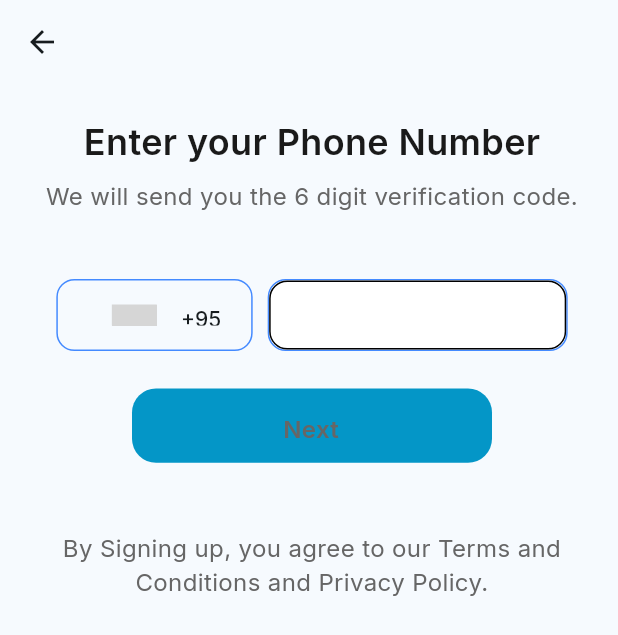
After one commit to kyawnaing50/tech_learn, a Flutter app: the PhonenoPage screen opened directly, on a phone screen of 412 x 824 dp. The commit adds this screen. Shown: the top 635 px of the screen. Run offline on Flutter 3.47's test engine with Material 3 defaults, Android fonts, the light colour scheme and no system bars; drawn by our look-alikes of country_code_picker; our stand-ins replace flutter_bloc, freezed_annotation, google_fonts, smooth_page_indicator, supabase_flutter; accounts and stored records are empty; generated files the repository leaves out were written again; grey boxes are pictures that could not be loaded.

Commit message:
add new pages

```diff
--- a/lib/config/tech_learn_colors.dart
+++ b/lib/config/tech_learn_colors.dart
@@ -6,9 +6,6 @@ class TechLearnColors {
   static Color white = Colors.white;
   static Color neutral = const Color(0xFF666666);
 
-
-  static const Color mainButtonColor = Color(0xFF0496C7);
-  static const Color googleButtonColor = Color(0xFFF8F8F8);
   static const Color iconColor = Color(0xFFB6C7D1);
   static const Color activeColor = Color(0xFF09126C);
   static const Color buttonTextColor = Color(0xFFFFFFFF);
@@ -16,6 +13,21 @@ class TechLearnColors {
   static const Color facebookColor = Color(0xFF3B5999);
   static const Color googleColor = Color(0xFFDE4B39);
   static const Color backgroundColor = Color(0xFFECF3F9);
+
+  //Indicator
   static const Color dotColor = Color.fromARGB(160, 137, 210, 242);
   static const Color rectangleColor = Color.fromARGB(255, 77, 193, 231);
+  //Main Button
+  static const Color mainButtonColor = Color(0xFF0496C7);
+  static const Color googleButtonColor = Color(0xFFF8F8F8);
+  //Choose Page
+  static const Color choosePrincipleColor = Color(0XFF2A7AAF);
+  static const Color choosePrincipleButtonColor = Color(0XFFF5FAFD);
+  static const Color chooseTeacherButtonColor = Color(0XFFF2FAF6);
+  static const Color chooseTeacherColor = Color(0XFF008541);
+  static const Color chooseStudentColor = Color(0XFFC19135);
+  static const Color chooseStudentButtonColor = Color(0XFFFEF8EC);
+  //Font Color
+  static const Color headingTextColor = Color(0xFF1A1A1A);
+  static const Color smallTextColor = Color(0xFF666666);
 }
--- a/lib/config/tech_learn_routes.dart
+++ b/lib/config/tech_learn_routes.dart
@@ -1,11 +1,11 @@
 import 'package:flutter/material.dart';
 import 'package:techlearn/pages/home_page.dart';
 import 'package:techlearn/pages/omboarding_page.dart';
-import 'package:techlearn/pages/onboarding_two.dart';
+import 'package:techlearn/pages/onboaeding_other_way/onboarding_two.dart';
 import 'package:techlearn/pages/login_page.dart';
-import 'package:techlearn/pages/onboarding_three.dart';
+import 'package:techlearn/pages/onboaeding_other_way/onboarding_three.dart';
 import 'package:techlearn/pages/splash_page.dart';
-import '../pages/onboarding_one.dart';
+import '../pages/onboaeding_other_way/onboarding_one.dart';
 
 class TechLearnRoutes {
   static const splash = '/splash';
--- a/lib/config/tech_learn_text_styles.dart
+++ b/lib/config/tech_learn_text_styles.dart
@@ -1,16 +1,16 @@
 import 'package:flutter/material.dart';
 import 'package:google_fonts/google_fonts.dart';
 
-import 'tech_learn_colors.dart';
 
 class TechLearnTextStyles {
   static String onlineLearingText = "Learn with Technology, you can learn from everywhere, every time.";
   static String interactiveLearingText = "Engage with quizzes, games, and interactive lessons.";
   static String welcomeLearingText =
       "Embark on a journey of knowledge and discovery with us. Let's make learning exciting together.";
+
   static TextStyle headingTextStyle({
     double fontSize = 24.0,
-    Color color = Colors.black,
+    Color? color,
     FontWeight fontWeight = FontWeight.w600,
   }) {
     return GoogleFonts.inter(
@@ -20,7 +20,7 @@ class TechLearnTextStyles {
 
   static TextStyle smallTextStyle({
     double fontSize = 16.0,
-    Color color = Colors.black,
+    Color? color, // =// Colors.black,
     FontWeight fontWeight = FontWeight.w400,
   }) {
     return GoogleFonts.inter(
@@ -30,7 +30,7 @@ class TechLearnTextStyles {
 
   static TextStyle myanTextStyle({
     double fontSize = 14.0,
-    Color color = Colors.black,
+    Color? color, // = Colors.black,
     FontWeight fontWeight = FontWeight.w600,
   }) {
     return GoogleFonts.notoSansMyanmar(
@@ -40,7 +40,7 @@ class TechLearnTextStyles {
 
   static TextStyle buttonTextStyleTextStyle({
     double fontSize = 16.0,
-    Color color = TechLearnColors.buttonTextColor,
+    Color? color,
     FontWeight fontWeight = FontWeight.w600,
   }) {
     return GoogleFonts.inter(
--- /dev/null
+++ b/lib/pages/phone_no.dart
@@ -0,0 +1,139 @@
+import 'package:country_code_picker/country_code_picker.dart';
+import 'package:flutter/material.dart';
+import '../config/tech_learn_colors.dart';
+import '../config/tech_learn_text_styles.dart';
+import '../widgets/tech_learn_custom_button_widget.dart';
+
+class PhonenoPage extends StatelessWidget {
+  PhonenoPage({super.key});
+  final TextEditingController countryController = TextEditingController();
+
+  @override
+  Widget build(BuildContext context) {
+    return Scaffold(
+        //  backgroundColor: Colors.green,
+        appBar: AppBar(),
+        body: Padding(
+          padding: const EdgeInsets.fromLTRB(24, 10, 20, 24),
+          child: Column(
+            mainAxisAlignment: MainAxisAlignment.start,
+            children: [
+              SizedBox(
+                height: 88,
+                width: double.infinity,
+                // color: Colors.red,
+                child: Column(
+                  mainAxisAlignment: MainAxisAlignment.center,
+                  children: [
+                    Text(
+                      "Enter your Phone Number",
+                      style: TechLearnTextStyles.headingTextStyle(
+                          color: TechLearnColors.headingTextColor),
+                    ),
+                    const SizedBox(
+                      height: 8,
+                    ),
+                    Text(
+                      "We will send you the 6 digit verification code.",
+                      style: TechLearnTextStyles.smallTextStyle(
+                          color: TechLearnColors.smallTextColor),
+                      textAlign: TextAlign.center,
+                    ),
+                  ],
+                ),
+              ),
+              const SizedBox(
+                height: 32,
+              ),
+              SizedBox(
+                height: 128,
+                width: double.infinity,
+                // color: Colors.amber,
+                child: Column(
+                  mainAxisAlignment: MainAxisAlignment.spaceBetween,
+                  crossAxisAlignment: CrossAxisAlignment.start,
+                  children: [
+                    Row(
+                      mainAxisAlignment: MainAxisAlignment.center,
+                      children: [
+                        Container(
+                          height: 48,
+                          decoration: BoxDecoration(
+                            border: Border.all(
+                              color: Colors.blueAccent,
+                              width: 1.0,
+                            ),
+                            borderRadius: BorderRadius.circular(12),
+                          ),
+                          child: const CountryCodePicker(
+                            onChanged: print,
+                            initialSelection: 'MM',
+                            favorite: ['+95', 'MM'],
+                            showCountryOnly: false,
+                            flagWidth: 30,
+                            showOnlyCountryWhenClosed: false,
+                            alignLeft: false,
+                          ),
+                        ),
+                        const SizedBox(
+                          width: 10,
+                        ),
+                        Container(
+                          height: 48,
+                          width: 200,
+                          decoration: BoxDecoration(
+                            // color: Colors.green,
+                            border: Border.all(color: Colors.blueAccent),
+                            borderRadius: BorderRadius.circular(12),
+                          ),
+                          child: TextField(
+                            keyboardType: TextInputType.number,
+                            decoration: InputDecoration(
+                              focusedBorder: OutlineInputBorder(
+                                borderRadius: BorderRadius.circular(12),
+                                // borderSide: const BorderSide(
+                                //     color: Colors.black, width: 1),
+                              ),
+                              enabledBorder: OutlineInputBorder(
+                                borderRadius: BorderRadius.circular(12),
+                                // borderSide: const BorderSide(
+                                //     color: Colors.black, width: 1),
+                              ),
+                            ),
+                          ),
+                        ),
+                      ],
+                    ),
+                    Padding(
+                      padding: const EdgeInsets.fromLTRB(12, 1, 12, 1),
+                      child: CustomMainButtom(
+                        btnColor: TechLearnColors.mainButtonColor,
+                        borderRadius: 16,
+                        textColor: Colors.white,
+                        btnText: "Next",
+                        leftIcon: null,
+                        rightIcon: null,
+                        voidCall: () {},
+                        leftIconSize: null,
+                        rightIconSize: null,
+                      ),
+                    ),
+                  ],
+                ),
+              ),
+              const SizedBox(
+                height: 40,
+              ),
+              Center(
+                child: Text(
+                  "By Signing up, you agree to our Terms and Conditions and Privacy Policy.",
+                  style: TechLearnTextStyles.smallTextStyle(
+                      color: TechLearnColors.smallTextColor),
+                  textAlign: TextAlign.center,
+                ),
+              )
+            ],
+          ),
+        ));
+  }
+}
--- a/pubspec.yaml
+++ b/pubspec.yaml
@@ -42,6 +42,7 @@ dependencies:
   intl: any
   freezed_annotation: ^2.4.1
   smooth_page_indicator: ^1.1.0
+  country_code_picker: ^3.0.0
 
 dev_dependencies:
   flutter_test:
```
Also changed, not shown: lib/pages/loginpage.dart (added, +87 -0 lines), lib/pages/onboaeding_other_way/onboarding_one.dart (renamed from lib/pages/onboarding_two.dart, +10 -10 lines), lib/pages/onboaeding_other_way/onboarding_three.dart (renamed from lib/pages/onboarding_three.dart, +5 -5 lines), lib/pages/onboaeding_other_way/onboarding_two.dart (renamed from lib/pages/onboarding_one.dart, +10 -10 lines), lib/pages/who_are_you.dart (added, +99 -0 lines), lib/widgets/tech_learn_choose_widget.dart (added, +73 -0 lines), assets/images/Solid.png (added), assets/images/backpack.png (added), assets/images/book.png (added), pubspec.lock.
